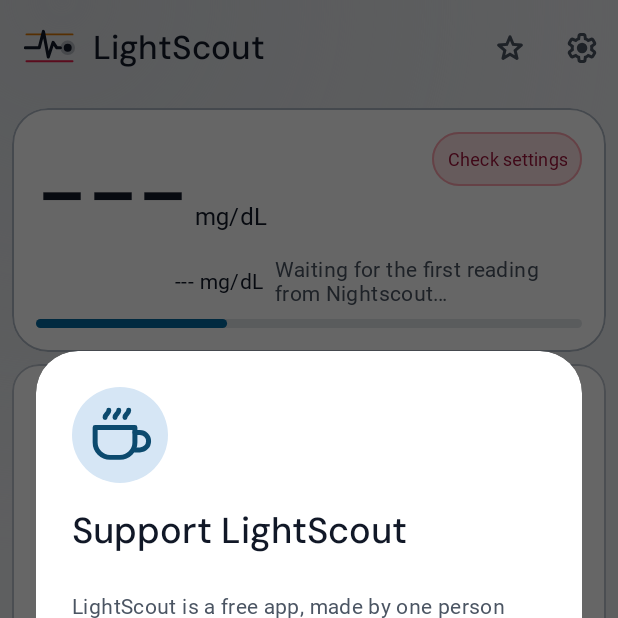
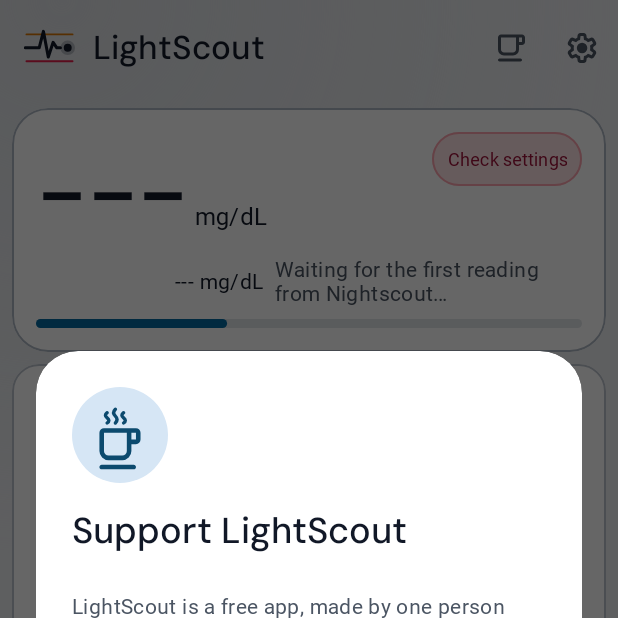
Before and after one commit to kukuchta/LightScout, an Android app: the HomeFragment screen opened through its navigation route, after a tap on "Support LightScout", on a phone screen of 412 x 824 dp, the top half of it. Run offline under Robolectric (Android 15) with nearby library versions, the phone set to English and light mode, and no system bars.

Commit message:
Use Local Cafe icon for support, keep spaces around dots

```diff
--- a/feature-home/src/main/res/drawable/ic_s01_support.xml
+++ b/feature-home/src/main/res/drawable/ic_s01_support.xml
@@ -1,12 +1,15 @@
 <?xml version="1.0" encoding="utf-8"?>
-<!-- Support toolbar icon (opens the optional support dialog): Material Symbols "star", outlined, rounded (weight 400, fill 0), Apache 2.0. -->
+<!-- Support toolbar icon (opens the optional support dialog): Material Symbols "local_cafe", rounded (weight 400, fill 0), Apache 2.0.
+     The source SVG uses viewBox "0 -960 960 960", hence the translate. -->
 <vector xmlns:android="http://schemas.android.com/apk/res/android"
     android:width="24dp"
     android:height="24dp"
     android:tint="?attr/colorControlNormal"
     android:viewportWidth="960"
     android:viewportHeight="960">
-    <path
-        android:fillColor="@android:color/white"
-        android:pathData="M354,673L480,597L606,674L573,530L684,434L538,421L480,285L422,420L276,433L387,530L354,673ZM480,691L314,791Q303,798 291,797Q279,796 270,789Q261,782 256,771.5Q251,761 254,748L298,559L151,432Q141,423 138.5,411.5Q136,400 140,389Q144,378 152,371Q160,364 174,362L368,345L443,167Q448,155 458.5,149Q469,143 480,143Q491,143 501.5,149Q512,155 517,167L592,345L786,362Q800,364 808,371Q816,378 820,389Q824,400 821.5,411.5Q819,423 809,432L662,559L706,748Q709,761 704,771.5Q699,782 690,789Q681,796 669,797Q657,798 646,791L480,691Z" />
+    <group android:translateY="960">
+        <path
+            android:fillColor="@android:color/white"
+            android:pathData="M200,-120q-17,0 -28.5,-11.5T160,-160q0,-17 11.5,-28.5T200,-200h560q17,0 28.5,11.5T800,-160q0,17 -11.5,28.5T760,-120H200ZM320,-280q-66,0 -113,-47t-47,-113v-320q0,-33 23.5,-56.5T240,-840h560q33,0 56.5,23.5T880,-760v120q0,33 -23.5,56.5T800,-560h-80v120q0,66 -47,113t-113,47H320ZM320,-360h240q33,0 56.5,-23.5T640,-440v-320H240v320q0,33 23.5,56.5T320,-360ZM720,-640h80v-120h-80v120ZM320,-360h-80 400,-320Z" />
+    </group>
 </vector>
--- a/feature-home/src/main/res/drawable/ic_s01_support_coffee.xml
+++ b/feature-home/src/main/res/drawable/ic_s01_support_coffee.xml
@@ -1,5 +1,7 @@
 <?xml version="1.0" encoding="utf-8"?>
-<!-- DCR-46: coffee cup in a soft circle, the icon of the support dialog; colours follow the theme (day / night). -->
+<!-- DCR-46: Material Symbols "local_cafe" (rounded, Apache 2.0) with three steam lines above it, in a soft circle: the icon of
+     the support dialog; colours follow the theme (day / night). The cup and saucer are the unchanged Material glyph (source
+     viewBox "0 -960 960 960", hence the translate); the steam is drawn in dp above it. -->
 <vector xmlns:android="http://schemas.android.com/apk/res/android"
     android:width="56dp"
     android:height="56dp"
@@ -8,21 +10,18 @@
     <path
         android:fillColor="?attr/colorSecondaryContainer"
         android:pathData="M28,28m-28,0a28,28 0 1,1 56,0a28,28 0 1,1 -56,0" />
-    <group android:pivotX="28" android:pivotY="28" android:scaleX="1.45" android:scaleY="1.45">
+    <group
+        android:scaleX="0.0333"
+        android:scaleY="0.0333"
+        android:translateX="10.67"
+        android:translateY="52">
         <path
-            android:pathData="M18,25 L34,25 L34,31 A6,6 0 0 1 28,37 L24,37 A6,6 0 0 1 18,31 Z"
-            android:strokeColor="?attr/colorOnSecondaryContainer"
-            android:strokeLineJoin="round"
-            android:strokeWidth="2" />
-        <path
-            android:pathData="M34,27 L36,27 A3.5,3.5 0 0 1 36,34 L34,34"
-            android:strokeColor="?attr/colorOnSecondaryContainer"
-            android:strokeLineCap="round"
-            android:strokeWidth="2" />
-        <path
-            android:pathData="M22,21 C22,19.5 23.5,19.5 23.5,18 M26,21 C26,19.5 27.5,19.5 27.5,18 M30,21 C30,19.5 31.5,19.5 31.5,18"
-            android:strokeColor="?attr/colorOnSecondaryContainer"
-            android:strokeLineCap="round"
-            android:strokeWidth="2" />
+            android:fillColor="?attr/colorOnSecondaryContainer"
+            android:pathData="M200,-120q-17,0 -28.5,-11.5T160,-160q0,-17 11.5,-28.5T200,-200h560q17,0 28.5,11.5T800,-160q0,17 -11.5,28.5T760,-120H200ZM320,-280q-66,0 -113,-47t-47,-113v-320q0,-33 23.5,-56.5T240,-840h560q33,0 56.5,23.5T880,-760v120q0,33 -23.5,56.5T800,-560h-80v120q0,66 -47,113t-113,47H320ZM320,-360h240q33,0 56.5,-23.5T640,-440v-320H240v320q0,33 23.5,56.5T320,-360ZM720,-640h80v-120h-80v120ZM320,-360h-80 400,-320Z" />
     </group>
+    <path
+        android:pathData="M20.5,21 Q22.5,19.5 20.5,18 T20.5,15 M25.3,21 Q27.3,19 25.3,17 T25.3,13 M30.1,21 Q32.1,19.5 30.1,18 T30.1,15"
+        android:strokeColor="?attr/colorOnSecondaryContainer"
+        android:strokeLineCap="round"
+        android:strokeWidth="2" />
 </vector>
--- a/feature-settings/src/main/res/values/strings.xml
+++ b/feature-settings/src/main/res/values/strings.xml
@@ -41,7 +41,7 @@
     <string name="s04_value_min">%1$d min</string>
     <string name="s04_value_days">%1$d days</string>
     <string name="s04_value_range">%1$d–%2$d mg/dL</string>
-    <string name="sep_dot"> · </string>
+    <string name="sep_dot">" · "</string>
     <string name="s04_urgent_low_support">%1$s%2$s%3$s</string>
     <string name="s04_dialog_title_low_threshold">Low alarm threshold</string>
     <string name="s04_dialog_title_urgent_low_threshold">Urgent low alarm threshold</string>
--- a/monitor/src/main/res/values/strings.xml
+++ b/monitor/src/main/res/values/strings.xml
@@ -13,7 +13,7 @@
     <string name="s10_title_empty">No readings</string>
     <string name="s10_text">%1$s</string>
     <string name="s10_text_data_loss">No new readings for %1$d min</string>
-    <string name="s10_text_alarms_off_suffix"> · Alarms off</string>
+    <string name="s10_text_alarms_off_suffix">" · Alarms off"</string>
     <string name="s10_text_first_use">Waiting for the first reading</string>
     <string name="s10_error_ns_not_responding">Nightscout is not responding</string>
     <string name="s10_error_token_rejected">Nightscout rejected the access token</string>
```
